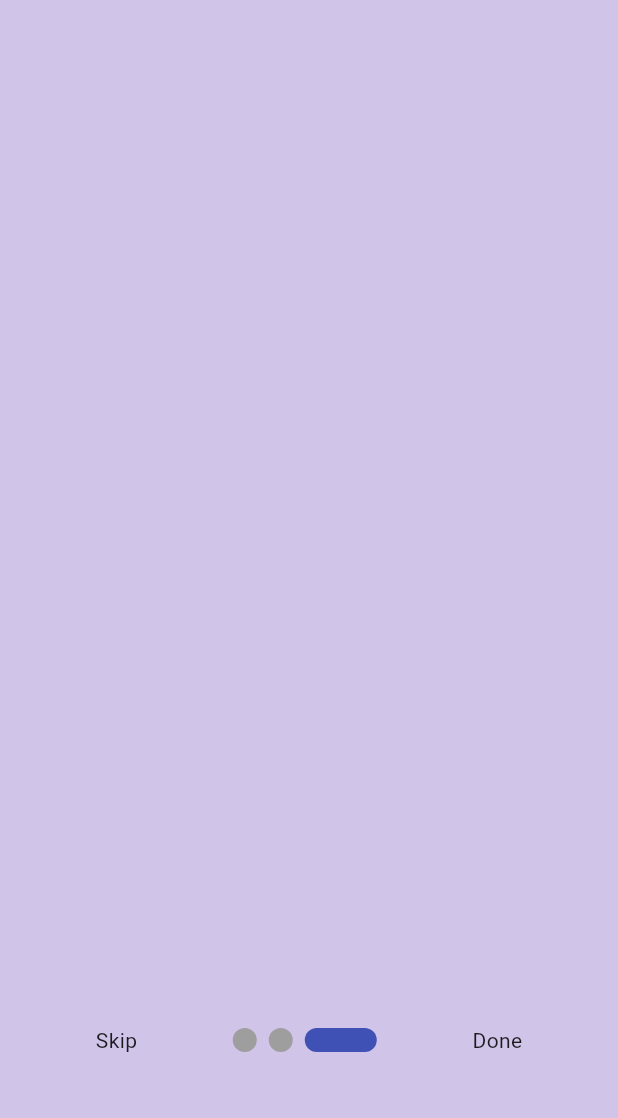
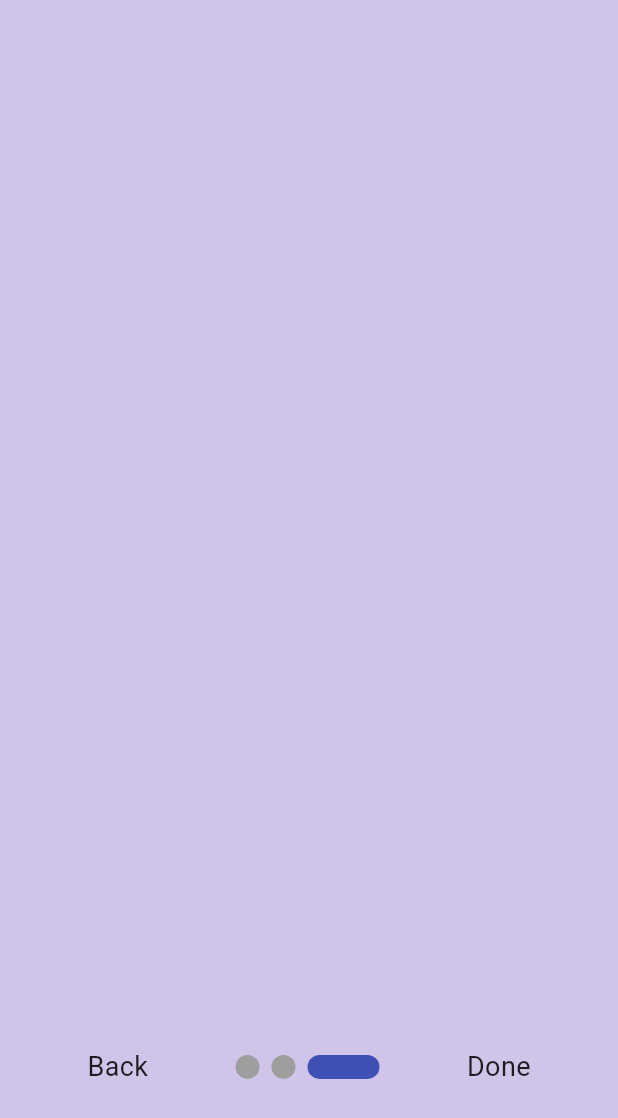
Before and after one commit to EslamHany2002/Rickman, a Flutter app: the screen it shows after launch, after a tap on "Skip", on a phone screen of 412 x 824 dp. Shown: the top 1118 px of the screen. Run offline on Flutter 3.47's test engine with Material 3 defaults, Android fonts, the phone set to English and light mode, and no system bars; drawn by our look-alikes of smooth_page_indicator; our stand-ins replace animated_splash_screen, dropdown_button2, flashy_tab_bar2, flutter_svg, icons_plus, image_picker; missing offline and left inert: flutter_rounded_date_picker.

Commit message:
add skip button and condition

```diff
--- a/lib/presentation/UI/Intro/intro.dart
+++ b/lib/presentation/UI/Intro/intro.dart
@@ -16,6 +16,7 @@ class _IntroState extends State<Intro> {
   PageController _controller = PageController();
 
   bool onLastPage = false;
+  bool onFirstPage = true;
   @override
   Widget build(BuildContext context) {
     return Scaffold(
@@ -26,28 +27,45 @@ class _IntroState extends State<Intro> {
           onPageChanged: (index) {
             setState(() {
               onLastPage = (index == 2);
+              onFirstPage = (index == 0);
             });
           },
-          children: [
+          children: const [
             IntroFirstScreen(),
             IntroSecondScreen(),
             IntroThirdScreen(),
           ],
         ),
         Container(
-            alignment: Alignment(0, 0.70),
+          alignment: const Alignment(0.75, -0.85),
+          child: onLastPage
+              ? GestureDetector(onTap: () {}, child: const Text(""))
+              : GestureDetector(
+                  onTap: () {
+                    _controller.jumpToPage(2);
+                  },
+                  child: const Text("Skip", style: TextStyle(fontSize: 18))),
+        ),
+        Container(
+            alignment: const Alignment(0, 0.75),
             child: Row(
               mainAxisAlignment: MainAxisAlignment.spaceEvenly,
               children: [
-                GestureDetector(
-                    onTap: () {
-                      _controller.jumpToPage(2);
-                    },
-                    child: Text("Skip")),
+                onFirstPage
+                    ? GestureDetector(onTap: () {}, child: const Text(""))
+                    : GestureDetector(
+                        onTap: () {
+                          _controller.previousPage(duration: Duration(milliseconds: 500), curve: Curves.easeIn);
+                          // _controller.jumpToPage(2);
+                        },
+                        child: const Text(
+                          "Back",
+                          style: TextStyle(fontSize: 18),
+                        )),
                 SmoothPageIndicator(
                     controller: _controller,
                     count: 3,
-                    effect: ExpandingDotsEffect()),
+                    effect: const ExpandingDotsEffect()),
                 onLastPage
                     ? GestureDetector(
                         onTap: () {
@@ -58,14 +76,20 @@ class _IntroState extends State<Intro> {
                             }),
                           );
                         },
-                        child: Text("Done"))
+                        child: const Text(
+                          "Done",
+                          style: TextStyle(fontSize: 18),
+                        ))
                     : GestureDetector(
                         onTap: () {
                           _controller.nextPage(
-                              duration: Duration(milliseconds: 500),
+                              duration: const Duration(milliseconds: 500),
                               curve: Curves.easeIn);
                         },
-                        child: Text("Next")),
+                        child: const Text(
+                          "Next",
+                          style: TextStyle(fontSize: 18),
+                        )),
               ],
             ))
       ],
```
